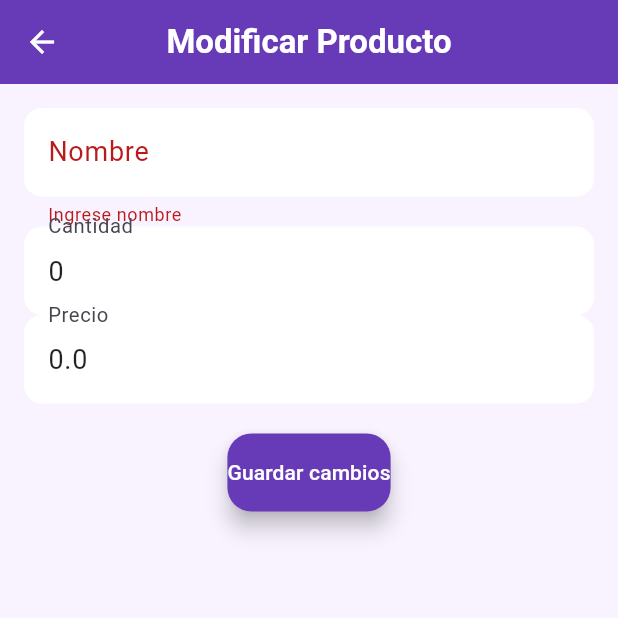
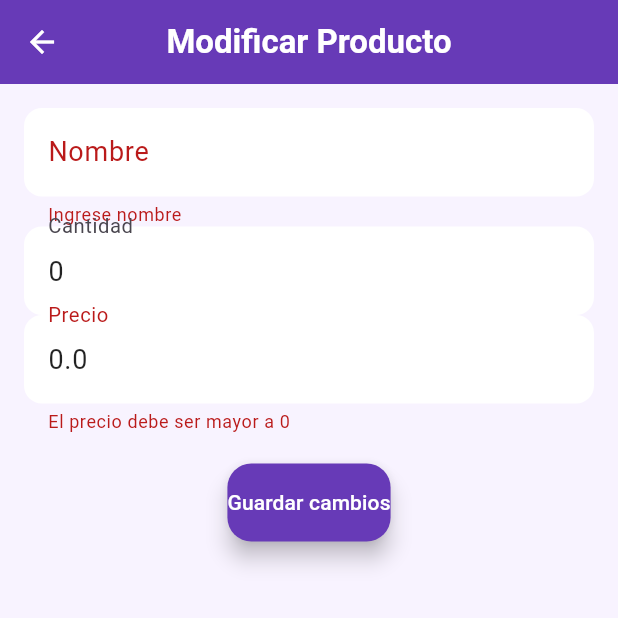
Before and after one commit to Pascal542/mobile-app-inventory-qr, a Flutter app: the ModificarProductoPage screen opened directly with empty values, after a tap on "Guardar cambios", on a phone screen of 412 x 824 dp, the top half of it. Run offline on Flutter 3.47's test engine with Material 3 defaults, Android fonts, the light colour scheme and no system bars; our stand-ins replace cloud_firestore, equatable, firebase_core, fl_chart, flutter_bloc, go_router and 5 more; accounts and stored records are empty; network calls fail.

Commit message:
Se agregaron botones para agregar y listar el inventario. Se agregaron restricciones para cantidad y precio.

```diff
--- a/lib/features/inventory/data/models/producto.dart
+++ b/lib/features/inventory/data/models/producto.dart
@@ -1,24 +1,34 @@
 import 'package:cloud_firestore/cloud_firestore.dart';
 
 class Producto {
-  int? id;
+  String? id;
   String nombre;
   int cantidad;
   String categoria;
   double precio;
 
-  Producto({this.id, required this.nombre, required this.cantidad, required this.categoria, required this.precio});
+  Producto({
+    this.id,
+    required this.nombre,
+    required this.cantidad,
+    required this.categoria,
+    required this.precio,
+  });
 
+  // Factory constructor para convertir un DocumentSnapshot en un Producto
   factory Producto.fromFirestore(DocumentSnapshot doc) {
     var data = doc.data() as Map<String, dynamic>;
     return Producto(
+      id: doc.id,  // Asignamos el ID del documento de Firestore aquí
       nombre: data['nombre'],
       cantidad: data['cantidad'],
       categoria: data['categoria'],
       precio: data['precio'],
     );
   }
-    Map<String, dynamic> toMap() {
+
+  // Método para convertir un Producto a un mapa para agregar a Firestore
+  Map<String, dynamic> toMap() {
     return {
       'nombre': nombre,
       'cantidad': cantidad,
--- a/lib/features/inventory/presentation/pages/listado_productos_page.dart
+++ b/lib/features/inventory/presentation/pages/listado_productos_page.dart
@@ -63,7 +63,11 @@ class _ListadoProductosPageState extends State<ListadoProductosPage> {
               return ListTile(
                 title: Text(producto.nombre),
                 subtitle: Text('Cantidad: ${producto.cantidad}'),
-                trailing: IconButton(
+                trailing: Row(
+                  mainAxisSize: MainAxisSize.min,
+                  children: [
+                    Text('Costo unitario: \S/${producto.precio.toStringAsFixed(2)}'),
+                    IconButton(
                       icon: Icon(Icons.edit),
                       onPressed: () async {
                         // Navegar a modificar producto y esperar el producto modificado
@@ -78,6 +82,8 @@ class _ListadoProductosPageState extends State<ListadoProductosPage> {
                         }
                       },
                     ),
+                  ],
+                ),
               );
             },
           );
--- a/lib/features/inventory/presentation/pages/modificar_producto_page.dart
+++ b/lib/features/inventory/presentation/pages/modificar_producto_page.dart
@@ -1,5 +1,6 @@
 import 'package:flutter/material.dart';
 import '../../data/models/producto.dart';
+import '../../services/firestore_service.dart'; // Asegúrate de que el servicio Firestore esté importado
 
 class ModificarProductoPage extends StatefulWidget {
   final Producto producto;
@@ -16,6 +17,9 @@ class _ModificarProductoPageState extends State<ModificarProductoPage> {
   late String nombre;
   late int cantidad;
   late double precio;
+
+  // Instancia del servicio Firestore
+  final FirestoreService firestoreService = FirestoreService();
 
   @override
   void initState() {
@@ -38,11 +42,8 @@ class _ModificarProductoPageState extends State<ModificarProductoPage> {
               TextFormField(
                 initialValue: nombre,
                 decoration: InputDecoration(labelText: 'Nombre'),
-                validator:
-                    (value) =>
-                        value == null || value.isEmpty
-                            ? 'Ingrese nombre'
-                            : null,
+                validator: (value) =>
+                    value == null || value.isEmpty ? 'Ingrese nombre' : null,
                 onSaved: (value) => nombre = value!,
               ),
               TextFormField(
@@ -50,10 +51,13 @@ class _ModificarProductoPageState extends State<ModificarProductoPage> {
                 decoration: InputDecoration(labelText: 'Cantidad'),
                 keyboardType: TextInputType.number,
                 validator: (value) {
-                  if (value == null ||
-                      value.isEmpty ||
-                      int.tryParse(value) == null) {
+                  if (value == null || value.isEmpty || int.tryParse(value) == null) {
                     return 'Ingrese cantidad válida';
+                  }
+                  int cantidadValue = int.parse(value);
+                  // Validación para que la cantidad no sea menor a 0
+                  if (cantidadValue < 0) {
+                    return 'La cantidad no puede ser menor a 0';
                   }
                   return null;
                 },
@@ -64,10 +68,13 @@ class _ModificarProductoPageState extends State<ModificarProductoPage> {
                 decoration: InputDecoration(labelText: 'Precio'),
                 keyboardType: TextInputType.numberWithOptions(decimal: true),
                 validator: (value) {
-                  if (value == null ||
-                      value.isEmpty ||
-                      double.tryParse(value) == null) {
+                  if (value == null || value.isEmpty || double.tryParse(value) == null) {
                     return 'Ingrese precio válido';
+                  }
+                  double precioValue = double.parse(value);
+                  // Validación para que el precio sea mayor a 0
+                  if (precioValue <= 0) {
+                    return 'El precio debe ser mayor a 0';
                   }
                   return null;
                 },
@@ -76,22 +83,24 @@ class _ModificarProductoPageState extends State<ModificarProductoPage> {
               SizedBox(height: 20),
               ElevatedButton(
                 child: Text('Guardar cambios'),
-                onPressed: () {
+                onPressed: () async {
                   if (_formKey.currentState!.validate()) {
                     _formKey.currentState!.save();
-                    final productoModificado = Producto(
-                      nombre: nombre,
-                      cantidad: cantidad,
-                      precio: precio,
-                      id: widget.producto.id, categoria: '',
+
+                    // Llamar al servicio de Firestore para actualizar el producto por su nombre
+                    await firestoreService.actualizarProductoPorNombre(
+                      widget.producto.nombre, // El nombre original del producto
+                      nombre,  // El nuevo nombre
+                      cantidad,  // La nueva cantidad
+                      precio,  // El nuevo precio
+                      widget.producto.categoria,  // La nueva categoría
                     );
-                    Navigator.pop(
-                      context,
-                      productoModificado,
-                    ); // Devuelve producto modificado
+
+                    // Regresar a la página anterior
+                    Navigator.pop(context);
                   }
                 },
-              ),
+              )
             ],
           ),
         ),
--- a/lib/main.dart
+++ b/lib/main.dart
@@ -1,5 +1,7 @@
 import 'package:flutter/material.dart';
 import 'package:firebase_core/firebase_core.dart'; // Importa Firebase Core
+import 'package:mobile_app_inventory_qr/features/inventory/presentation/pages/agregar_producto_page.dart';
+import 'package:mobile_app_inventory_qr/features/inventory/presentation/pages/inventory_page.dart';
 import 'firebase_options.dart';  // Importa las configuraciones de Firebase generadas automáticamente
 import 'package:go_router/go_router.dart';
 import 'package:flutter_localizations/flutter_localizations.dart';
@@ -40,10 +42,14 @@ final _router = GoRouter(
     GoRoute(
         path: '/factura_form',
         builder: (context, state) => const FacturaFormPage()),
+
+    GoRoute(path: '/qr', builder: (context, state) => const QRPage()),
     GoRoute(
-        path: '/inventory',
-        builder: (context, state) => ListadoProductosPage()),
-    GoRoute(path: '/qr', builder: (context, state) => const QRPage()),
+      path: '/inventory', builder: (context, state) => const InventoryPage()),
+      GoRoute(
+        path: '/agregar_producto', builder: (context, state) => AgregarProductoPage()),  // Ruta para agregar productos
+      GoRoute(
+        path: '/listado_productos', builder: (context, state) => ListadoProductosPage()),  // Ruta para listar productos
     GoRoute(
         path: '/reports', builder: (context, state) => const ReporteScreen()),
     GoRoute(
```
Also changed, not shown: lib/features/inventory/presentation/pages/agregar_producto_page.dart (+34 -6 lines), lib/features/inventory/presentation/pages/inventory_page.dart (+62 -53 lines), lib/features/inventory/services/firestore_service.dart (+33 -12 lines). Lines whose indentation alone changed are shown as unchanged.
